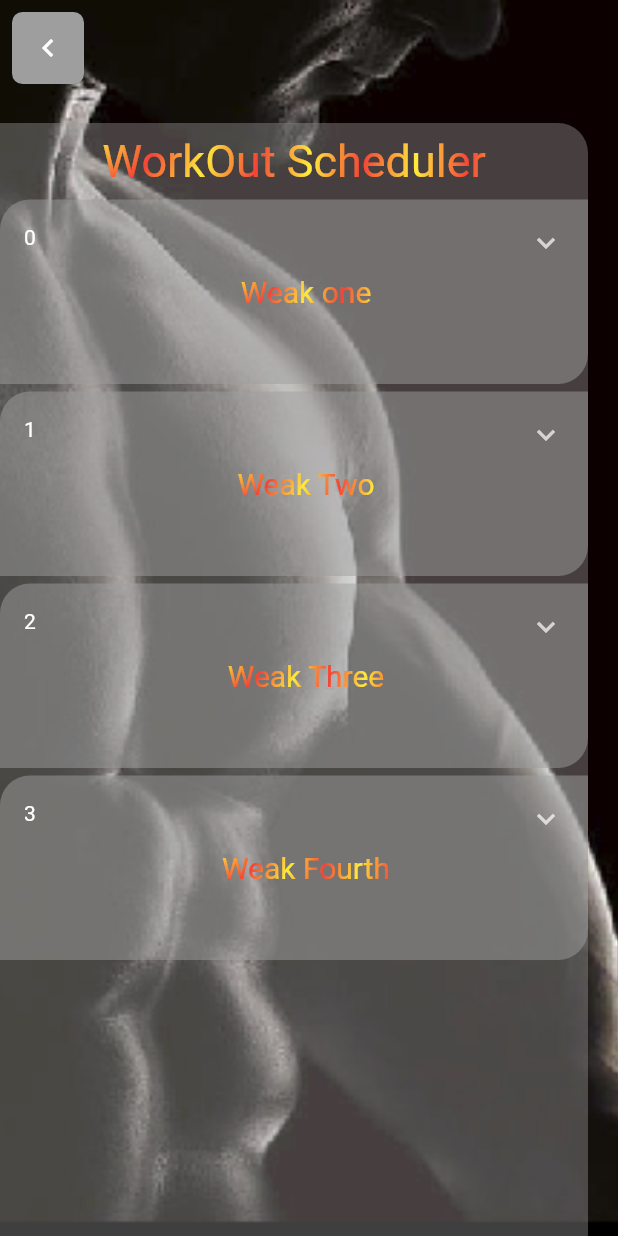
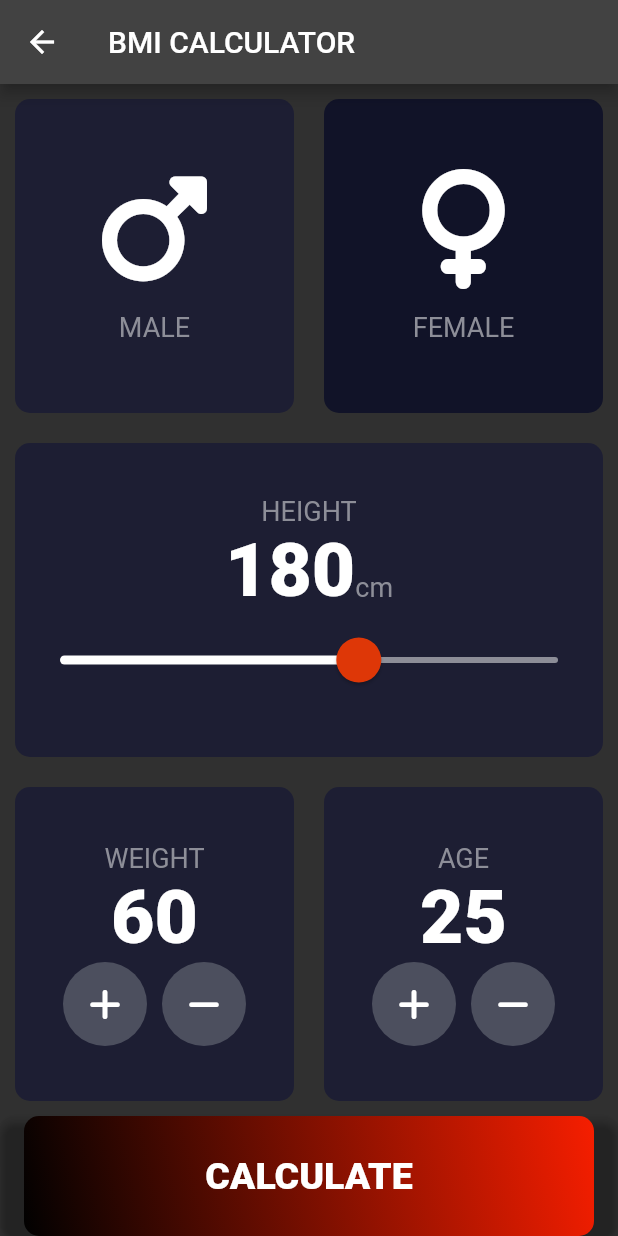
Before and after one commit to Haileliul/fitness, a Flutter app: the MainLandingPage screen opened by its route, item 4 of the bottom bar chosen, on a phone screen of 412 x 824 dp. Run offline on Flutter 3.47's test engine with Material 2 defaults, Android fonts, the phone set to English and light mode, and no system bars; our stand-ins replace carousel_slider, easy_localization, feather_icons, firebase_auth, fl_chart, font_awesome_flutter and 4 more; missing offline and left inert: mongo_dart; accounts and stored records are empty; network calls fail.

Commit message:
BMI integration

```diff
--- /dev/null
+++ b/lib/Pages/bmi_input_page.dart
@@ -0,0 +1,240 @@
+import 'package:flutter/material.dart';
+import 'package:font_awesome_flutter/font_awesome_flutter.dart';
+import 'package:fitness/Widgets/bmi_reusable_card.dart';
+import 'package:fitness/Widgets/bmi_calculator_brain.dart';
+
+import 'package:fitness/Widgets/bmi_icon_content.dart';
+import 'package:fitness/constants/bmi_constants.dart';
+import 'package:fitness/Pages/bmi_result_page.dart';
+import 'package:fitness/Widgets/bmi_round_icon_button.dart';
+import 'package:fitness/Widgets/bmi_bottom_button.dart';
+
+enum Gender {
+  male,
+  female,
+}
+
+class InputPage extends StatefulWidget {
+  @override
+  _InputPageState createState() => _InputPageState();
+}
+
+class _InputPageState extends State<InputPage> {
+  Gender selectedGender = Gender.male;
+  // late Gender selectedGender;
+  int height = 180;
+  int weight = 60;
+  int age = 25;
+  @override
+  Widget build(BuildContext context) {
+    return Scaffold(
+      appBar: AppBar(
+        title: Text('BMI CALCULATOR'),
+      ),
+      body: Column(
+        crossAxisAlignment: CrossAxisAlignment.stretch,
+        children: <Widget>[
+          Expanded(
+            child: Row(
+              children: [
+                Expanded(
+                  child: ReusableCard(
+                      onPress: () {
+                        setState(() {
+                          selectedGender = Gender.male;
+                        });
+                      },
+                      colour: selectedGender == Gender.male
+                          ? kActiveCardColour
+                          : kInactiveColour,
+                      cardChild: IconContent(
+                        icon: FontAwesomeIcons.mars,
+                        lable: 'MALE',
+                      )),
+                ),
+                Expanded(
+                  child: ReusableCard(
+                    onPress: () {
+                      setState(() {
+                        selectedGender = Gender.female;
+                      });
+                    },
+                    colour: selectedGender == Gender.female
+                        ? kActiveCardColour
+                        : kInactiveColour,
+                    cardChild: IconContent(
+                      icon: FontAwesomeIcons.venus,
+                      lable: 'FEMALE',
+                    ),
+                  ),
+                ),
+              ],
+            ),
+          ),
+          Expanded(
+            child: ReusableCard(
+              cardChild: Container(
+                child: Column(
+                  mainAxisAlignment: MainAxisAlignment.center,
+                  children: [
+                    Text(
+                      'HEIGHT',
+                      style: kLableTextStyle,
+                    ),
+                    // SizedBox(height: 10,)
+                    Row(
+                      crossAxisAlignment: CrossAxisAlignment.baseline,
+                      mainAxisAlignment: MainAxisAlignment.center,
+                      textBaseline: TextBaseline.alphabetic,
+                      children: [
+                        Text(
+                          height.toString(),
+                          style: kNumberStyle,
+                        ),
+                        Text(
+                          'cm',
+                          style: kLableTextStyle,
+                        )
+                      ],
+                    ),
+                    SliderTheme(
+                      data: SliderTheme.of(context).copyWith(
+                        activeTrackColor: Colors.white,
+                        inactiveTrackColor: Color(0xFF8D8E98),
+                        thumbColor: Color(0xFFDE3707),
+                        thumbShape:
+                        RoundSliderThumbShape(enabledThumbRadius: 15),
+                        overlayColor: Color(0x29EB1555),
+                        overlayShape:
+                        RoundSliderOverlayShape(overlayRadius: 30),
+                      ),
+                      child: Slider(
+                        value: height.toDouble(),
+                        min: 120.0,
+                        max: 220.0,
+                        onChanged: (double newValue) {
+                          setState(() {
+                            height = newValue.toInt();
+                          });
+                        },
+                      ),
+                    )
+                  ],
+                ),
+              ),
+              colour: kActiveCardColour,
+            ),
+          ),
+          Expanded(
+            child: Row(
+              children: [
+                Expanded(
+                  child: ReusableCard(
+                    colour: kActiveCardColour,
+                    cardChild: Column(
+                      mainAxisAlignment: MainAxisAlignment.center,
+                      children: [
+                        Text(
+                          'WEIGHT',
+                          style: kLableTextStyle,
+                        ),
+                        Text(
+                          weight.toString(),
+                          style: kNumberStyle,
+                        ),
+                        Row(
+                          mainAxisAlignment: MainAxisAlignment.center,
+                          children: [
+                            RoundIconButton(
+                              icon: FontAwesomeIcons.plus,
+                              onPressed: () {
+                                setState(() {
+                                  weight++;
+                                });
+                              },
+                            ),
+                            SizedBox(
+                              width: 10.0,
+                            ),
+                            RoundIconButton(
+                              icon: FontAwesomeIcons.minus,
+                              onPressed: () {
+                                setState(() {
+                                  weight--;
+                                });
+                              },
+                            ),
+                          ],
+                        )
+                      ],
+                    ),
+                  ),
+                ),
+
+                Expanded(
+                  child: ReusableCard(
+                    colour: kActiveCardColour,
+                    cardChild: Column(
+                      mainAxisAlignment: MainAxisAlignment.center,
+                      children: [
+                        Text(
+                          'AGE',
+                          style: kLableTextStyle,
+                        ),
+                        Text(
+                          age.toString(),
+                          style: kNumberStyle,
+                        ),
+                        Row(
+                          mainAxisAlignment: MainAxisAlignment.center,
+                          children: [
+                            RoundIconButton(
+                              icon: FontAwesomeIcons.plus,
+                              onPressed: () {
+                                setState(() {
+                                  age++;
+                                });
+                              },
+                            ),
+                            SizedBox(
+                              width: 10.0,
+                            ),
+                            RoundIconButton(
+                              icon: FontAwesomeIcons.minus,
+                              onPressed: () {
+                                setState(() {
+                                  age--;
+                                });
+                              },
+                            ),
+                          ],
+                        )
+                      ],
+                    ),
+                  ),
+                )
+              ],
+            ),
+          ),
+          BottomButton(
+            text: 'CALCULATE',
+            onPress: () {
+              CalculatorBrain calc =
+              CalculatorBrain(height: height, weight: weight);
+              Navigator.push(
+                context,
+                MaterialPageRoute(
+                  builder: (context) => ResultsPage(
+                    bmiResult: calc.calculateBmi(),
+                    interpretation: calc.getInterpretation(),
+                    resultText: calc.getResult(),
+                  ),
+                ),
+              );
+            },
+          ),
+        ],
+      ),
+    );
+  }
+}
--- /dev/null
+++ b/lib/Pages/bmi_result_page.dart
@@ -0,0 +1,68 @@
+import 'package:flutter/material.dart';
+import 'package:fitness/Widgets/bmi_reusable_card.dart';
+import 'package:fitness/constants/bmi_constants.dart';
+import 'package:fitness/Widgets/bmi_bottom_button.dart';
+
+class ResultsPage extends StatelessWidget {
+  ResultsPage(
+      {required this.bmiResult,
+        required this.interpretation,
+        required this.resultText});
+  String bmiResult;
+  String resultText;
+  String interpretation;
+
+  @override
+  Widget build(BuildContext context) {
+    return Scaffold(
+      appBar: AppBar(
+        title: Text('BMI calculator'),
+      ),
+      body: Column(
+        crossAxisAlignment: CrossAxisAlignment.stretch,
+        mainAxisAlignment: MainAxisAlignment.spaceEvenly,
+        children: [
+          Expanded(
+            child: Container(
+              child: Text(
+                'YOUR RESULT',
+                style: kLargeTextStyle,
+              ),
+            ),
+          ),
+          Expanded(
+            flex: 5,
+            child: ReusableCard(
+              colour: kActiveCardColour,
+              cardChild: Column(
+                mainAxisAlignment: MainAxisAlignment.spaceEvenly,
+                crossAxisAlignment: CrossAxisAlignment.center,
+                children: [
+                  Text(
+                    resultText.toUpperCase(),
+                    style: kResultTextStyle,
+                  ),
+                  Text(
+                    bmiResult,
+                    style: kBMITextStyle,
+                  ),
+                  Text(
+                    interpretation,
+                    style: kBodyTextStyle,
+                    textAlign: TextAlign.center,
+                  )
+                ],
+              ),
+            ),
+          ),
+          BottomButton(
+            text: 'RECALCULATE',
+            onPress: () {
+              Navigator.pop(context);
+            },
+          )
+        ],
+      ),
+    );
+  }
+}
--- a/lib/Widgets/BottomNavigationBar.dart
+++ b/lib/Widgets/BottomNavigationBar.dart
@@ -43,7 +43,7 @@ class BottomnavigationBar extends StatelessWidget {
           icon: FontAwesomeIcons.calculator,
           text: 'BMI',
           onPressed: () {
-            Navigator.pushNamed(context, '/Schedule');
+            Navigator.pushNamed(context, '/Bmi');
           },
         ),
       ],
--- /dev/null
+++ b/lib/Widgets/bmi_bottom_button.dart
@@ -0,0 +1,51 @@
+import 'package:flutter/material.dart';
+import 'package:fitness/constants/bmi_constants.dart';
+
+class BottomButton extends StatelessWidget {
+  const BottomButton({
+    Key? key,
+    required this.text,
+    required this.onPress,
+  }) : super(key: key);
+
+  final String text;
+  final VoidCallback? onPress;
+
+  @override
+  Widget build(BuildContext context) {
+    return SizedBox(
+      height: kBottomContainerHeight,
+      width: double.infinity,
+      child: ElevatedButton(
+        onPressed: onPress,
+        style: ElevatedButton.styleFrom(
+          primary: Colors.transparent,
+          shape: RoundedRectangleBorder(
+            borderRadius: BorderRadius.circular(10),
+          ),
+        ),
+        child: Container(
+          decoration: BoxDecoration(
+            gradient: const LinearGradient(
+              begin: Alignment.bottomLeft,
+              end: Alignment.topRight,
+              colors: [
+                Color(0xFF010101),
+                Color(0xFFF61E00),
+              ],
+              stops: [0.0, 1.0],
+              tileMode: TileMode.clamp,
+            ),
+            borderRadius: BorderRadius.circular(10),
+          ),
+          child: Center(
+            child: Text(
+              text,
+              style: KLargeButtonStyle,
+            ),
+          ),
+        ),
+      ),
+    );
+  }
+}
--- /dev/null
+++ b/lib/Widgets/bmi_calculator_brain.dart
@@ -0,0 +1,63 @@
+// import 'dart:math';
+//
+// class CalculatorBrain {
+//   CalculatorBrain({this.weight, this.height});
+//   final int height;
+//   final int weight;
+//   double _bmi=0.0;
+//   String calculateBmi() {
+//     _bmi = weight / pow(height / 100, 2);
+//     return _bmi.toStringAsFixed(1);
+//   }
+//
+//   String getResult() {
+//     if (_bmi >= 25) {
+//       return ('Over Weight');
+//     } else if (_bmi > 18.5) {
+//       return ('Normal');
+//     } else {
+//       return ('Under Weight');
+//     }
+//   }
+//
+//   String getInterpretation() {
+//     if (_bmi >= 25) {
+//       return ('you have higher than normal body weight: \n You should exercise more!');
+//     } else if (_bmi > 18.5) {
+//       return ('you have  normal body weight: \n Good job!');
+//     } else {
+//       return ('you have lower than normal body weight: \n You should eat more!');
+//     }
+//   }
+// }
+import 'dart:math';
+class CalculatorBrain {
+  CalculatorBrain({required this.weight, required this.height});
+  final int height;
+  final int weight;
+  double _bmi = 0.0;
+  String calculateBmi() {
+    _bmi = weight / pow(height / 100, 2);
+    return _bmi.toStringAsFixed(1);
+  }
+
+  String getResult() {
+    if (_bmi >= 25) {
+      return ('Over Weight');
+    } else if (_bmi > 18.5) {
+      return ('Normal');
+    } else {
+      return ('Under Weight');
+    }
+  }
+
+  String getInterpretation() {
+    if (_bmi >= 25) {
+      return ('you have higher than normal body weight: \n You should exercise more!');
+    } else if (_bmi > 18.5) {
+      return ('you have  normal body weight: \n Good job!');
+    } else {
+      return ('you have lower than normal body weight: \n You should eat more!');
+    }
+  }
+}
--- /dev/null
+++ b/lib/Widgets/bmi_icon_content.dart
@@ -0,0 +1,29 @@
+import 'package:fitness/constants/bmi_constants.dart';
+import 'package:flutter/material.dart';
+// import 'constants.dart';
+
+class IconContent extends StatelessWidget {
+  final IconData icon;
+  final String lable;
+  const IconContent({super.key, required this.icon, required this.lable});
+
+  @override
+  Widget build(BuildContext context) {
+    return Column(
+      mainAxisAlignment: MainAxisAlignment.center,
+      children: <Widget>[
+        Icon(
+          icon,
+          size: 80.0,
+        ),
+        const SizedBox(
+          height: 15.0,
+        ),
+        Text(
+          lable,
+          style: kLableTextStyle,
+        )
+      ],
+    );
+  }
+}
--- /dev/null
+++ b/lib/Widgets/bmi_reusable_card.dart
@@ -0,0 +1,23 @@
+import 'package:flutter/material.dart';
+
+class ReusableCard extends StatelessWidget {
+  const ReusableCard({super.key, required this.colour, required this.cardChild,  this.onPress});
+  final Color colour;
+  final Widget cardChild;
+  final VoidCallback? onPress;
+
+  @override
+  Widget build(BuildContext context) {
+    return GestureDetector(
+      onTap: onPress,
+      child: Container(
+        margin: const EdgeInsets.all(10),
+        decoration: BoxDecoration(
+          color: colour,
+          borderRadius: BorderRadius.circular(10),
+        ),
+        child: cardChild,
+      ),
+    );
+  }
+}
--- /dev/null
+++ b/lib/Widgets/bmi_round_icon_button.dart
@@ -0,0 +1,24 @@
+import 'package:flutter/material.dart';
+
+// import 'package:bmi_calculator/constants.dart';
+class RoundIconButton extends StatelessWidget {
+  // const RoundIconButton({Key? key}) : super(key: key);
+  const RoundIconButton({super.key, required this.icon, required this.onPressed});
+  final IconData icon;
+  final VoidCallback onPressed;
+
+  @override
+  Widget build(BuildContext context) {
+    return RawMaterialButton(
+      onPressed: onPressed,
+      elevation: 0.0,
+      constraints:const BoxConstraints.tightFor(
+        height: 56,
+        width: 56,
+      ),
+      shape: const CircleBorder(),
+      fillColor:const Color(0xFF4C4F5E),
+      child: Icon(icon),
+    );
+  }
+}
--- a/lib/Widgets/bottom_nav_bar.dart
+++ b/lib/Widgets/bottom_nav_bar.dart
@@ -19,7 +19,7 @@ class _BottomNavBarState extends State<BottomNavBar> {
   @override
   Widget build(BuildContext context) {
     return Container(
-      decoration: BoxDecoration(
+      decoration: const BoxDecoration(
         borderRadius: BorderRadius.only(
           topRight: Radius.circular(20),
           topLeft: Radius.circular(20),
@@ -34,15 +34,15 @@ class _BottomNavBarState extends State<BottomNavBar> {
             });
           },
           activeColor: kSecondaryColor,
-          textStyle: TextStyle(
+          textStyle: const TextStyle(
             color: Colors.grey,
           ),
           color: Colors.grey,
-          duration: Duration(milliseconds: 200),
+          duration:const Duration(milliseconds: 200),
           gap: 12.0,
-          padding: EdgeInsets.symmetric(vertical: 15.0, horizontal: 10.0),
+          padding: const EdgeInsets.symmetric(vertical: 15.0, horizontal: 10.0),
           tabBorderRadius: 20.0,
-          tabs: [
+          tabs: const [
             GButton(
               icon: FeatherIcons.home,
               text: 'Home',
--- /dev/null
+++ b/lib/constants/bmi_constants.dart
@@ -0,0 +1,34 @@
+import 'package:flutter/material.dart';
+
+const kBottomContainerHeight = 80.0;
+const kActiveCardColour = Color(0xFF1D1E33);
+const kInactiveColour = Color(0xFF111328);
+const kBottomCardColour = Color(0xFFDE3707);
+const kLableTextStyle = TextStyle(
+  color: Color(0xFF8D8E98),
+  fontSize: 18,
+);
+const kNumberStyle = TextStyle(
+  fontSize: 50.0,
+  fontWeight: FontWeight.w900,
+);
+const KLargeButtonStyle = TextStyle(
+  fontSize: 25.0,
+  fontWeight: FontWeight.w900,
+);
+const kLargeTextStyle = TextStyle(
+  fontSize: 50.0,
+  fontWeight: FontWeight.bold,
+);
+const kResultTextStyle = TextStyle(
+  color: Color(0xFF24D876),
+  fontSize: 22.0,
+  fontWeight: FontWeight.bold,
+);
+const kBMITextStyle = TextStyle(
+  fontSize: 100.0,
+  fontWeight: FontWeight.bold,
+);
+const kBodyTextStyle = TextStyle(
+  fontSize: 22.0,
+);
--- a/lib/main.dart
+++ b/lib/main.dart
@@ -1,5 +1,6 @@
 import 'package:easy_localization/easy_localization.dart';
 import 'package:flutter/material.dart';
+import 'package:fitness/Pages/bmi_input_page.dart';
 
 // import 'Pages/Detail_of_Subcategory.txt';
 
@@ -69,6 +70,7 @@ class Home extends StatelessWidget {
         // Pages for pro version
         '/Schedule': (context) => SchedulList(),
         '/Workout': (context) => WorkoutList(),
+        '/Bmi': (context) => InputPage(),
       },
 
       home:
--- a/pubspec.yaml
+++ b/pubspec.yaml
@@ -75,7 +75,7 @@ flutter:
   # To add assets to your application, add an assets section, like this:
   assets:
     - assets/images/
-    - assets/translations/
+#    - assets/translations/
 
   # An image asset can refer to one or more resolution-specific "variants", see
   # https://flutter.dev/assets-and-images/#resolution-aware
```
Also changed, not shown: 1 other file.
